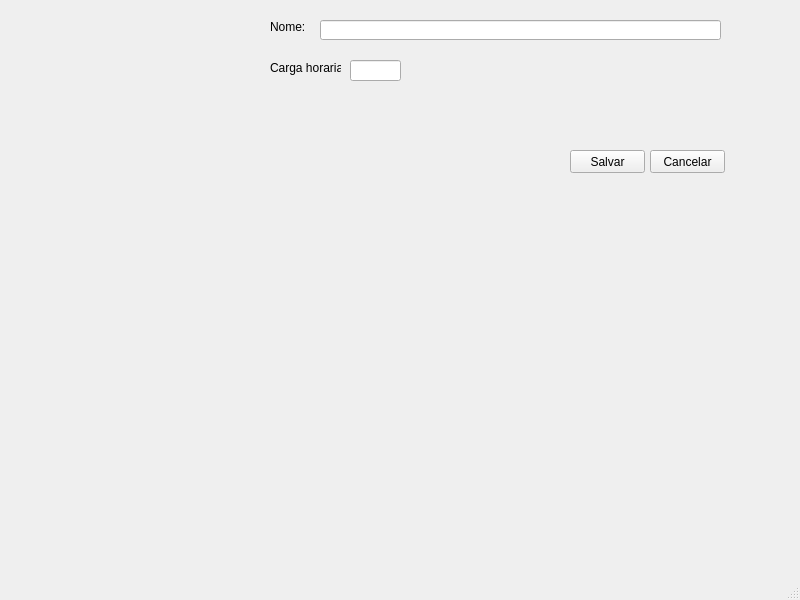
This is Geovani/cadastrodisciplina.ui in UnPComp2013/Grupo5 as Qt 5 draws it before an edit. The edited form follows.
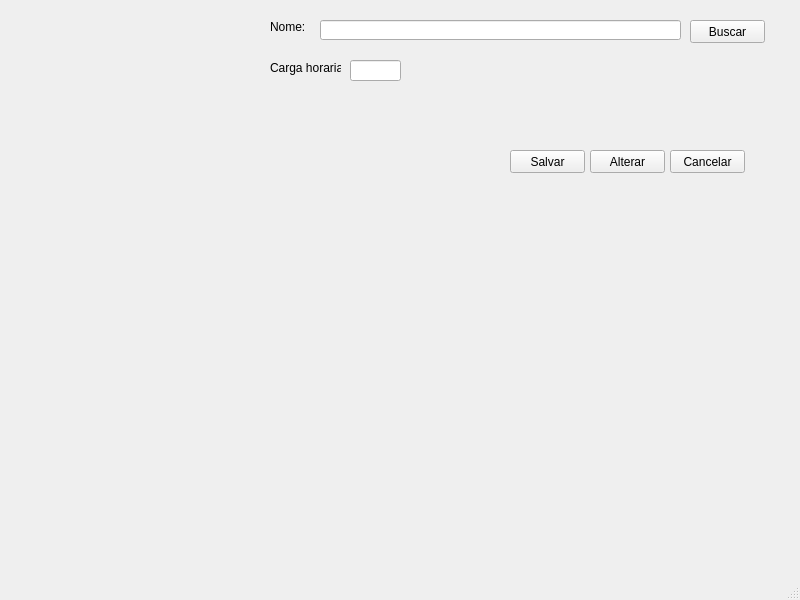
This is the edited form.

What changed in the file:
```diff
--- a/Geovani/cadastrodisciplina.ui
+++ b/Geovani/cadastrodisciplina.ui
@@ -19,7 +19,7 @@
      <rect>
       <x>320</x>
       <y>20</y>
-      <width>401</width>
+      <width>361</width>
       <height>20</height>
      </rect>
     </property>
@@ -50,7 +50,7 @@
    <widget class="QPushButton" name="pushButton">
     <property name="geometry">
      <rect>
-      <x>570</x>
+      <x>510</x>
       <y>150</y>
       <width>75</width>
       <height>23</height>
@@ -63,7 +63,20 @@
    <widget class="QPushButton" name="pushButton_2">
     <property name="geometry">
      <rect>
-      <x>650</x>
+      <x>690</x>
+      <y>20</y>
+      <width>75</width>
+      <height>23</height>
+     </rect>
+    </property>
+    <property name="text">
+     <string>Buscar</string>
+    </property>
+   </widget>
+   <widget class="QPushButton" name="pushButton_3">
+    <property name="geometry">
+     <rect>
+      <x>670</x>
       <y>150</y>
       <width>75</width>
       <height>23</height>
@@ -73,6 +86,19 @@
      <string>Cancelar</string>
     </property>
    </widget>
+   <widget class="QPushButton" name="pushButton_4">
+    <property name="geometry">
+     <rect>
+      <x>590</x>
+      <y>150</y>
+      <width>75</width>
+      <height>23</height>
+     </rect>
+    </property>
+    <property name="text">
+     <string>Alterar</string>
+    </property>
+   </widget>
    <widget class="QLabel" name="label_2">
     <property name="geometry">
      <rect>
```
Left out of the diff: 2 changed lines with no effect on the pictures.
